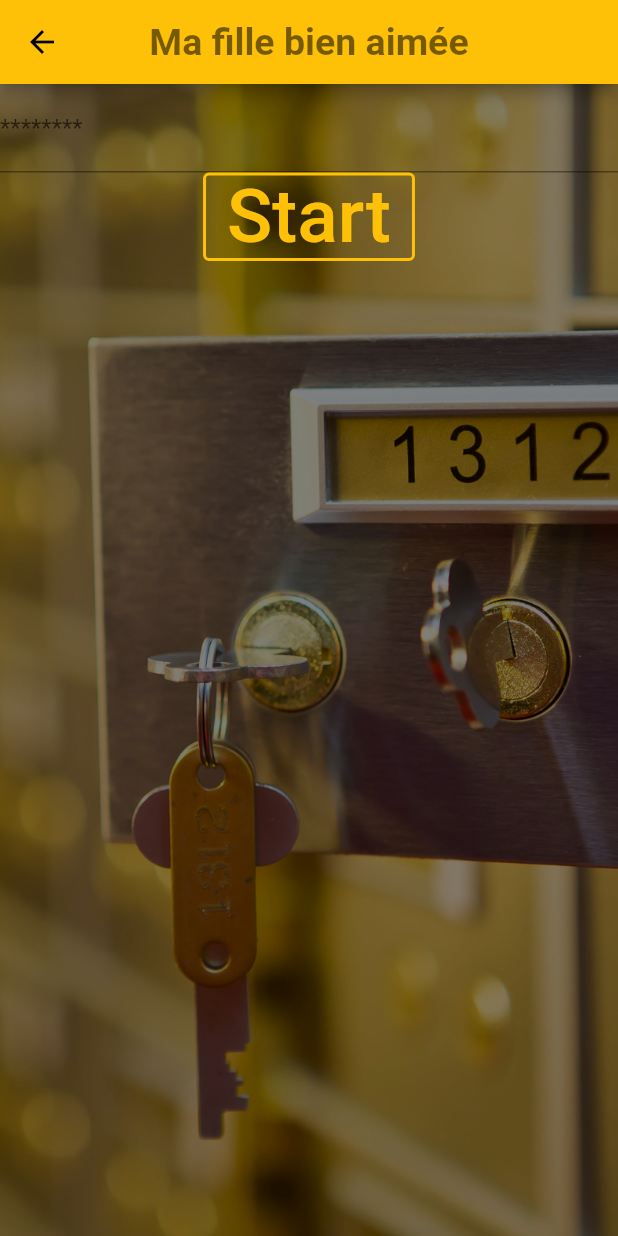
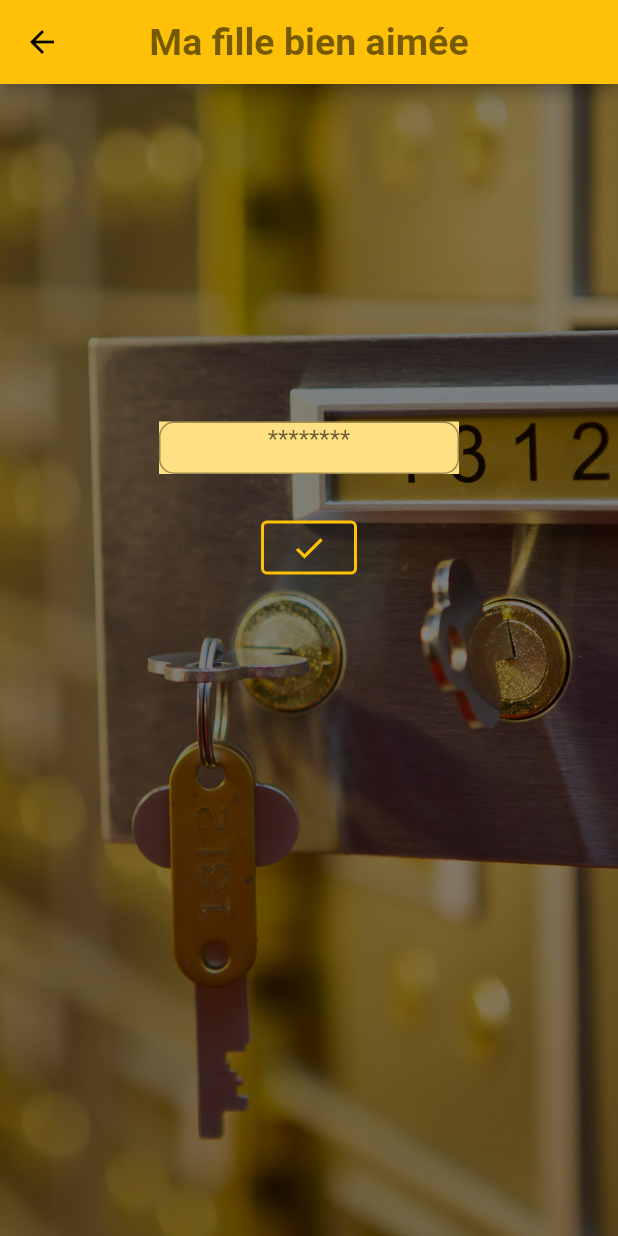
Before and after one commit to EroMCakes/flutter-oya-bank-app, a Flutter app: the birthdayScreen screen opened directly, on a phone screen of 412 x 824 dp. Run offline on Flutter 3.47's test engine with Material 2 defaults, Android fonts, the light colour scheme and no system bars.

Commit message:
little tweeks

```diff
--- a/oyabank/lib/screens/birthday.dart
+++ b/oyabank/lib/screens/birthday.dart
@@ -11,7 +11,9 @@
   final inputCodeController = TextEditingController();
 
   void _submitCode() {
-    if (inputCodeController.text == "24062010") {
+    if (inputCodeController.text.isEmpty)
+      return;
+    else if (inputCodeController.text == "24062010") {
       Navigator.push(
           context, MaterialPageRoute(builder: (context) => dallasScreen()));
     } else {
@@ -46,21 +48,30 @@
         body: Center(
           child: Column(
             children: [
-              TextField(
-                decoration: InputDecoration(
-                  labelText: '********',
+              Container(
+                height: 200,
+              ),
+              Container(
+                width: 200,
+                height: 35,
+                color: Colors.amber[200],
+                margin: EdgeInsets.all(25),
+                child: TextField(
+                  decoration: InputDecoration(
+                    border: OutlineInputBorder(
+                      borderRadius: BorderRadius.circular(10),
+                    ),
+                    hintText: '********',
+                  ),
+                  keyboardType: TextInputType.number,
+                  textAlign: TextAlign.center,
+                  controller: inputCodeController,
+                  onSubmitted: (_) => _submitCode(),
                 ),
-                controller: inputCodeController,
-                onSubmitted: (_) => _submitCode,
               ),
               OutlinedButton(
-                child: Text(
-                  'Start',
-                  style: TextStyle(
-                    fontSize: 50,
-                  ),
-                ),
-                onPressed: () {},
+                child: Icon(Icons.check),
+                onPressed: _submitCode,
                 style: OutlinedButton.styleFrom(
                   side: BorderSide(
                     width: 2,
```
Also changed, not shown: oyabank/lib/screens/dalasScreen.dart (+74 -1 lines).
